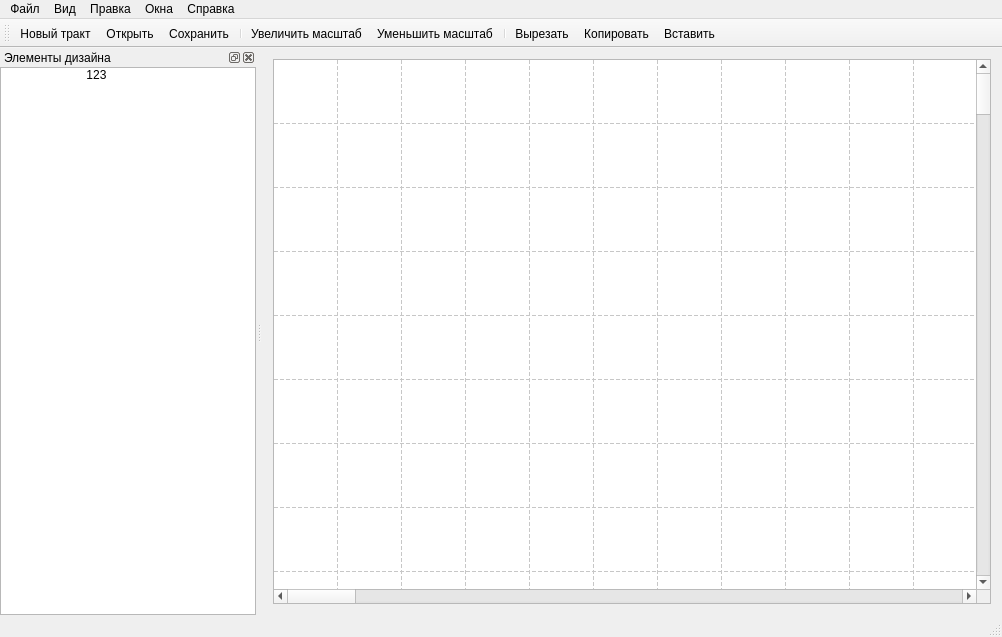
Qt form mainwindow.ui (k06a/RitM) before a commit.
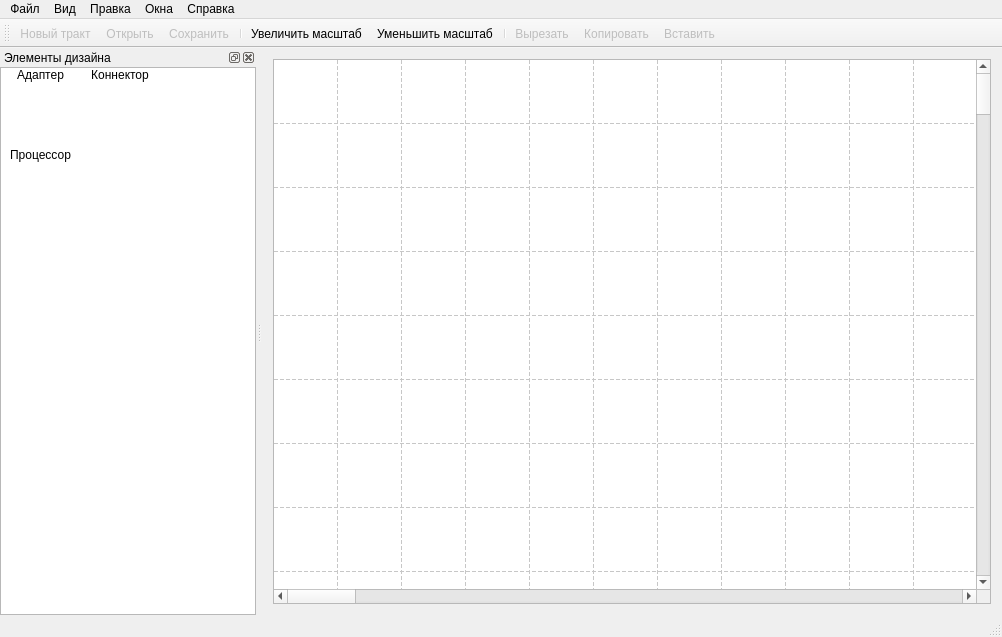
The same form after that commit. Icons and pictures are not drawn. Custom widgets are drawn as their Qt base class.

What changed in the file:
```diff
--- a/mainwindow.ui
+++ b/mainwindow.ui
@@ -403,8 +403,8 @@
        </property>
        <property name="gridSize">
         <size>
-         <width>64</width>
-         <height>64</height>
+         <width>80</width>
+         <height>80</height>
         </size>
        </property>
        <property name="viewMode">
@@ -418,7 +418,7 @@
        </property>
        <item>
         <property name="text">
-         <string/>
+         <string>Адаптер</string>
         </property>
         <property name="icon">
          <iconset resource="res.qrc">
@@ -427,11 +427,20 @@
        </item>
        <item>
         <property name="text">
-         <string>123</string>
+         <string>Коннектор</string>
         </property>
         <property name="icon">
          <iconset resource="res.qrc">
-          <normaloff>:/images/intel.png</normaloff>:/images/intel.png</iconset>
+          <normaloff>:/images/connector.svgz</normaloff>:/images/connector.svgz</iconset>
+        </property>
+       </item>
+       <item>
+        <property name="text">
+         <string>Процессор</string>
+        </property>
+        <property name="icon">
+         <iconset resource="res.qrc">
+          <normaloff>:/images/processor.svgz</normaloff>:/images/processor.svgz</iconset>
         </property>
        </item>
       </widget>
@@ -440,6 +449,9 @@
    </widget>
   </widget>
   <action name="action_open">
+   <property name="enabled">
+    <bool>false</bool>
+   </property>
    <property name="icon">
     <iconset resource="res.qrc">
      <normaloff>:/images/fileopen.png</normaloff>:/images/fileopen.png</iconset>
@@ -455,6 +467,9 @@
    </property>
   </action>
   <action name="action_save">
+   <property name="enabled">
+    <bool>false</bool>
+   </property>
    <property name="icon">
     <iconset resource="res.qrc">
      <normaloff>:/images/filesave.png</normaloff>:/images/filesave.png</iconset>
@@ -503,6 +518,9 @@
    </property>
   </action>
   <action name="action_cut">
+   <property name="enabled">
+    <bool>false</bool>
+   </property>
    <property name="icon">
     <iconset resource="res.qrc">
      <normaloff>:/images/editcut.png</normaloff>:/images/editcut.png</iconset>
@@ -515,6 +533,9 @@
    </property>
   </action>
   <action name="action_paste">
+   <property name="enabled">
+    <bool>false</bool>
+   </property>
    <property name="icon">
     <iconset resource="res.qrc">
      <normaloff>:/images/editpaste.png</normaloff>:/images/editpaste.png</iconset>
@@ -527,6 +548,9 @@
    </property>
   </action>
   <action name="action_copy">
+   <property name="enabled">
+    <bool>false</bool>
+   </property>
    <property name="icon">
     <iconset resource="res.qrc">
      <normaloff>:/images/editcopy.png</normaloff>:/images/editcopy.png</iconset>
@@ -563,6 +587,9 @@
    </property>
   </action>
   <action name="action_new">
+   <property name="enabled">
+    <bool>false</bool>
+   </property>
    <property name="icon">
     <iconset resource="res.qrc">
      <normaloff>:/images/filenew.png</normaloff>:/images/filenew.png</iconset>
```
Left out of the diff: 9 changed lines with no effect on the pictures.
